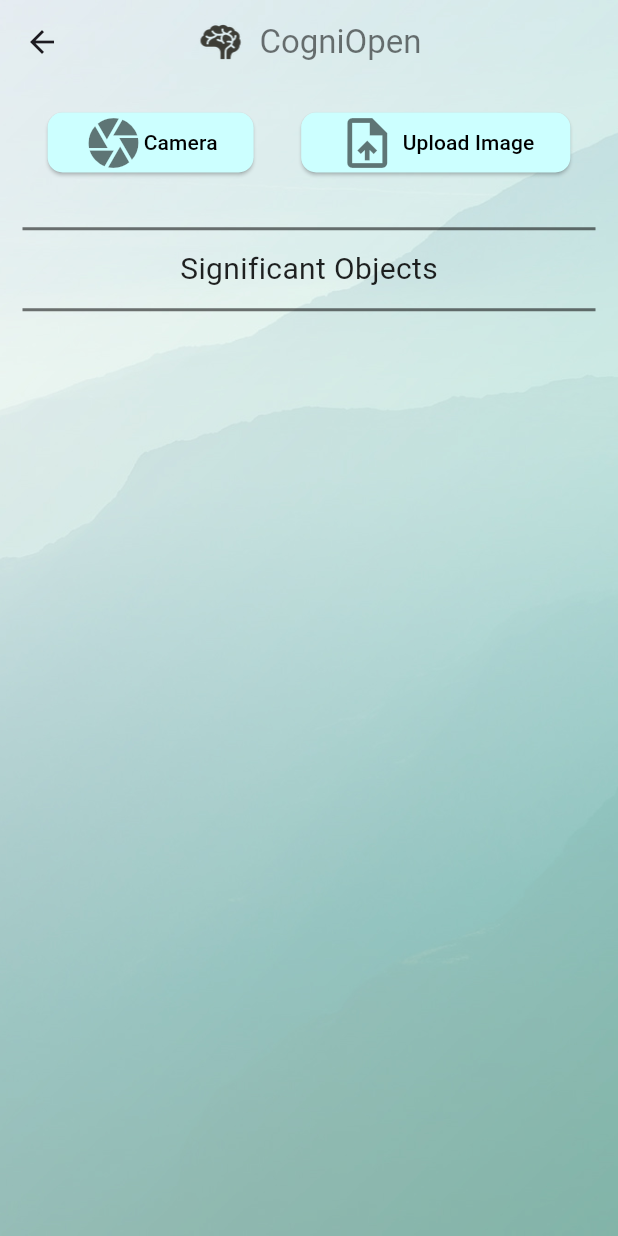
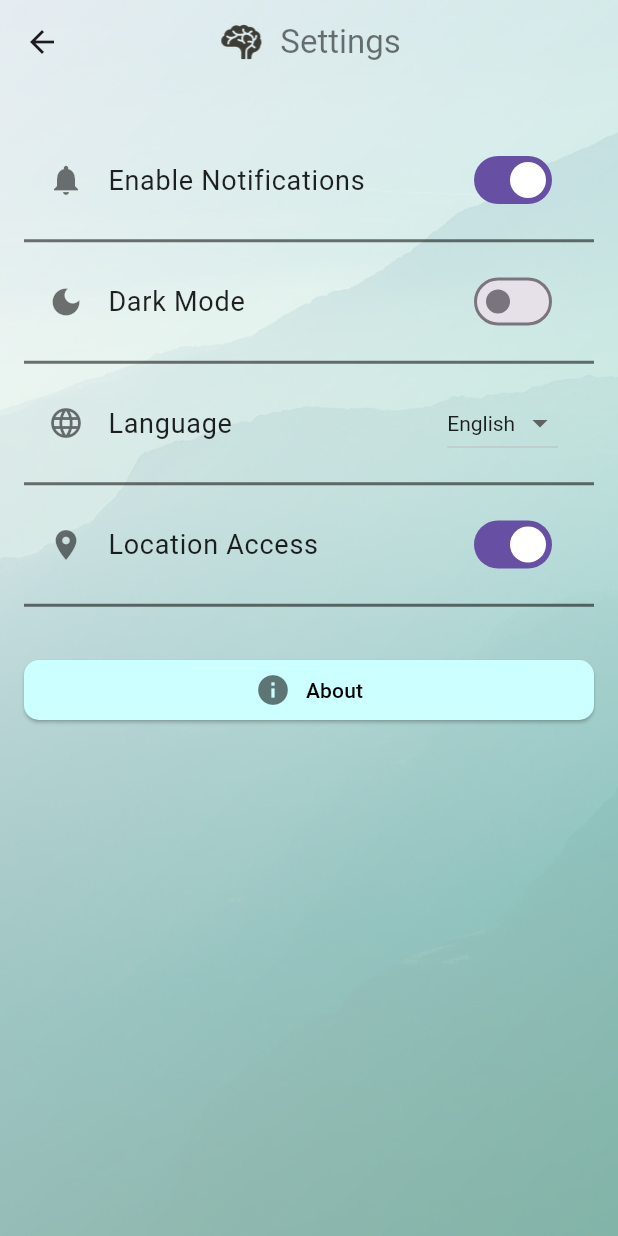
Before and after one commit to umgc/fall2024, a Flutter app: the HomeScreen screen opened by its route, item 4 of the bottom bar chosen, on a phone screen of 412 x 824 dp. Run offline on Flutter 3.47's test engine with Material 3 defaults, Android fonts, the phone set to English and light mode, and no system bars; our stand-ins replace avatar_glow, camera, chewie, flutter_dotenv, flutter_tts, gallery_saver and 9 more; missing offline and left inert: aws_rekognition_api, aws_s3_api, aws_transcribe_api, dart_openai, external_path, flutter_sound and 2 more; accounts and stored records are empty.

Commit message:
Added basic settings screen layout

```diff
--- a/cogniopenapp/lib/src/utils/ui_utils.dart
+++ b/cogniopenapp/lib/src/utils/ui_utils.dart
@@ -2,6 +2,7 @@ import 'package:cogniopenapp/src/database/model/media_type.dart';
 import 'package:cogniopenapp/src/utils/permission_manager.dart';
 import 'package:cogniopenapp/ui/assistant_screen.dart';
 import 'package:cogniopenapp/ui/home_screen.dart';
+import 'package:cogniopenapp/ui/settings_screen.dart';
 import 'package:cogniopenapp/ui/significant_objects_screen.dart';
 import 'package:cogniopenapp/ui/video_screen.dart';
 import 'package:flutter/material.dart';
@@ -66,7 +67,7 @@ class UiUtils {
             Navigator.push(
                 context,
                 MaterialPageRoute(
-                    builder: (context) => const SignificantObjectScreen()));
+                    builder: (context) => const SettingsScreen()));
           }
         });
   }
--- /dev/null
+++ b/cogniopenapp/lib/ui/settings_screen.dart
@@ -0,0 +1,195 @@
+// ignore_for_file: avoid_print, prefer_const_constructors
+
+// Author: Selam Biru
+// Edited by: Ben Sutter
+// Refactored for Settings Screen with matching app style
+
+import 'package:flutter/material.dart';
+import 'package:permission_handler/permission_handler.dart';
+
+class SettingsScreen extends StatefulWidget {
+  const SettingsScreen({super.key});
+
+  @override
+  State<SettingsScreen> createState() => _SettingsScreenState();
+}
+
+class _SettingsScreenState extends State<SettingsScreen> {
+  bool _notificationsEnabled = true;
+  bool _darkModeEnabled = false;
+  String _selectedLanguage = 'English';
+  bool _locationAccess = false;
+
+  @override
+  void initState() {
+    super.initState();
+    _listenForPermissionStatus();
+  }
+
+  @override
+  Widget build(BuildContext context) {
+    return Scaffold(
+      extendBodyBehindAppBar: true,
+      extendBody: true,
+      appBar: AppBar(
+        backgroundColor: const Color(0x00440000),
+        elevation: 0.0,
+        centerTitle: true,
+        title: Row(
+          mainAxisSize: MainAxisSize.min,
+          children: [
+            Image.asset(
+              'assets/icons/app_icon.png', // Replace with your app icon
+              fit: BoxFit.contain,
+              height: 32,
+            ),
+            const SizedBox(width: 10),
+            const Text('Settings',
+                textAlign: TextAlign.center,
+                style: TextStyle(color: Colors.black54)),
+          ],
+        ),
+      ),
+      body: Container(
+        decoration: const BoxDecoration(
+          image: DecorationImage(
+            image: AssetImage("assets/images/background.jpg"), // Background image
+            fit: BoxFit.cover,
+          ),
+        ),
+        child: Padding(
+          padding: const EdgeInsets.all(16.0),
+          child: ListView(
+            children: [
+              const SizedBox(height: 20),
+              _buildSettingsCard(
+                icon: Icons.notifications,
+                title: 'Enable Notifications',
+                trailing: Switch(
+                  value: _notificationsEnabled,
+                  onChanged: (value) {
+                    setState(() {
+                      _notificationsEnabled = value;
+                    });
+                  },
+                ),
+              ),
+              const Divider(color: Colors.black54, height: 25, thickness: 2),
+              _buildSettingsCard(
+                icon: Icons.dark_mode,
+                title: 'Dark Mode',
+                trailing: Switch(
+                  value: _darkModeEnabled,
+                  onChanged: (value) {
+                    setState(() {
+                      _darkModeEnabled = value;
+                    });
+                  },
+                ),
+              ),
+              const Divider(color: Colors.black54, height: 25, thickness: 2),
+              _buildSettingsCard(
+                icon: Icons.language,
+                title: 'Language',
+                trailing: DropdownButton<String>(
+                  value: _selectedLanguage,
+                  dropdownColor: const Color(0XFFCCFFFF),
+                  style: TextStyle(color: Colors.black87),
+                  items: ['English', 'Spanish', 'French']
+                      .map<DropdownMenuItem<String>>(
+                          (String value) => DropdownMenuItem<String>(
+                        value: value,
+                        child: Text(value),
+                      ))
+                      .toList(),
+                  onChanged: (String? newValue) {
+                    setState(() {
+                      _selectedLanguage = newValue!;
+                    });
+                  },
+                ),
+              ),
+              const Divider(color: Colors.black54, height: 25, thickness: 2),
+              _buildSettingsCard(
+                icon: Icons.location_on,
+                title: 'Location Access',
+                trailing: Switch(
+                  value: _locationAccess,
+                  onChanged: (value) {
+                    setState(() {
+                      _locationAccess = value;
+                    });
+                    _requestLocationPermission();
+                  },
+                ),
+              ),
+              const Divider(color: Colors.black54, height: 25, thickness: 2),
+              Padding(
+                padding: const EdgeInsets.only(top: 20.0),
+                child: ElevatedButton(
+                  onPressed: _showAboutDialog,
+                  style: ElevatedButton.styleFrom(
+                    foregroundColor: Colors.black,
+                    backgroundColor: const Color(0XFFCCFFFF),
+                    shape: RoundedRectangleBorder(
+                      borderRadius: BorderRadius.circular(10.0),
+                    ),
+                  ),
+                  child: Row(
+                    mainAxisAlignment: MainAxisAlignment.center,
+                    children: const [
+                      Icon(Icons.info, size: 24, color: Colors.black54),
+                      SizedBox(width: 10),
+                      Text('About'),
+                    ],
+                  ),
+                ),
+              ),
+            ],
+          ),
+        ),
+      ),
+    );
+  }
+
+  Widget _buildSettingsCard({required IconData icon, required String title, required Widget trailing}) {
+    return ListTile(
+      leading: Icon(icon, color: Colors.black54),
+      title: Text(
+        title,
+        style: TextStyle(
+          fontSize: 18.0,
+          color: Colors.black87,
+        ),
+      ),
+      trailing: trailing,
+    );
+  }
+
+  void _listenForPermissionStatus() async {
+    final status = await Permission.location.isGranted;
+    setState(() => _locationAccess = status);
+  }
+
+  void _requestLocationPermission() async {
+    if (_locationAccess) {
+      await Permission.location.request();
+    }
+  }
+
+  void _showAboutDialog() {
+    showAboutDialog(
+      context: context,
+      applicationName: 'Can\'t Remember Things App',
+      applicationVersion: '1.0.0',
+      applicationIcon: Image.asset(
+        'assets/icons/app_icon.png', // Update with your app icon
+        height: 50,
+        width: 50,
+      ),
+      children: [
+        Text('Help you remember all the things.'),
+      ],
+    );
+  }
+}
```
